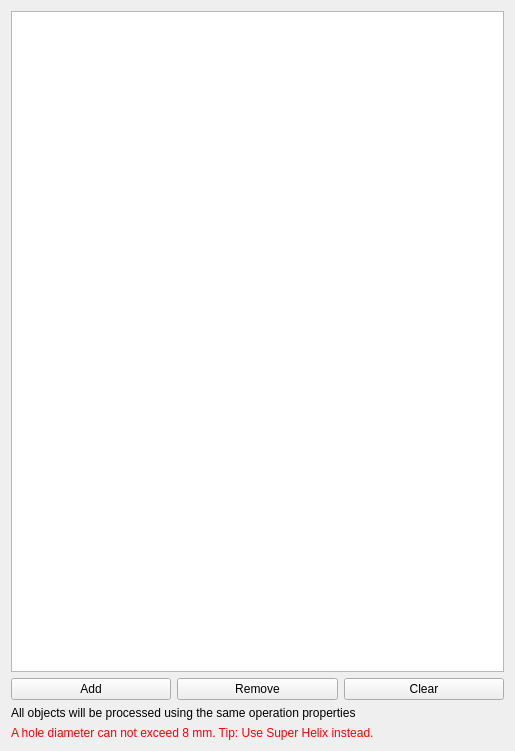
Old version of the form src/Mod/Path/Gui/Resources/panels/PageBaseGeometryEdit.ui in the repository Vaerks/SimpleCAM.
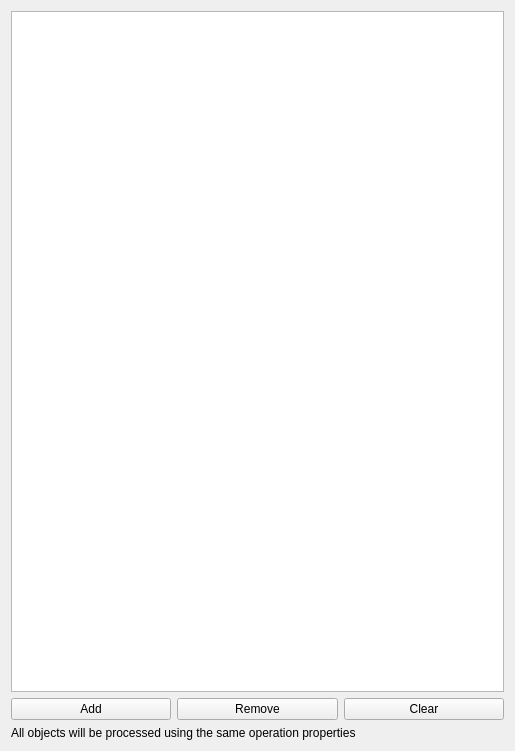
New version of the form.

```diff
--- a/src/Mod/Path/Gui/Resources/panels/PageBaseGeometryEdit.ui
+++ b/src/Mod/Path/Gui/Resources/panels/PageBaseGeometryEdit.ui
@@ -65,431 +65,6 @@
      </property>
     </widget>
    </item>
-   <item>
-    <widget class="QLabel" name="label_2">
-     <property name="palette">
-      <palette>
-       <active>
-        <colorrole role="WindowText">
-         <brush brushstyle="SolidPattern">
-          <color alpha="255">
-           <red>255</red>
-           <green>0</green>
-           <blue>0</blue>
-          </color>
-         </brush>
-        </colorrole>
-        <colorrole role="Button">
-         <brush brushstyle="SolidPattern">
-          <color alpha="255">
-           <red>255</red>
-           <green>0</green>
-           <blue>0</blue>
-          </color>
-         </brush>
-        </colorrole>
-        <colorrole role="Light">
-         <brush brushstyle="SolidPattern">
-          <color alpha="255">
-           <red>255</red>
-           <green>127</green>
-           <blue>127</blue>
-          </color>
-         </brush>
-        </colorrole>
-        <colorrole role="Midlight">
-         <brush brushstyle="SolidPattern">
-          <color alpha="255">
-           <red>255</red>
-           <green>63</green>
-           <blue>63</blue>
-          </color>
-         </brush>
-        </colorrole>
-        <colorrole role="Dark">
-         <brush brushstyle="SolidPattern">
-          <color alpha="255">
-           <red>127</red>
-           <green>0</green>
-           <blue>0</blue>
-          </color>
-         </brush>
-        </colorrole>
-        <colorrole role="Mid">
-         <brush brushstyle="SolidPattern">
-          <color alpha="255">
-           <red>170</red>
-           <green>0</green>
-           <blue>0</blue>
-          </color>
-         </brush>
-        </colorrole>
-        <colorrole role="Text">
-         <brush brushstyle="SolidPattern">
-          <color alpha="255">
-           <red>0</red>
-           <green>0</green>
-           <blue>0</blue>
-          </color>
-         </brush>
-        </colorrole>
-        <colorrole role="BrightText">
-         <brush brushstyle="SolidPattern">
-          <color alpha="255">
-           <red>255</red>
-           <green>255</green>
-           <blue>255</blue>
-          </color>
-         </brush>
-        </colorrole>
-        <colorrole role="ButtonText">
-         <brush brushstyle="SolidPattern">
-          <color alpha="255">
-           <red>0</red>
-           <green>0</green>
-           <blue>0</blue>
-          </color>
-         </brush>
-        </colorrole>
-        <colorrole role="Base">
-         <brush brushstyle="SolidPattern">
-          <color alpha="255">
-           <red>255</red>
-           <green>255</green>
-           <blue>255</blue>
-          </color>
-         </brush>
-        </colorrole>
-        <colorrole role="Window">
-         <brush brushstyle="SolidPattern">
-          <color alpha="255">
-           <red>255</red>
-           <green>0</green>
-           <blue>0</blue>
-          </color>
-         </brush>
-        </colorrole>
-        <colorrole role="Shadow">
-         <brush brushstyle="SolidPattern">
-          <color alpha="255">
-           <red>0</red>
-           <green>0</green>
-           <blue>0</blue>
-          </color>
-         </brush>
-        </colorrole>
-        <colorrole role="AlternateBase">
-         <brush brushstyle="SolidPattern">
-          <color alpha="255">
-           <red>255</red>
-           <green>127</green>
-           <blue>127</blue>
-          </color>
-         </brush>
-        </colorrole>
-        <colorrole role="ToolTipBase">
-         <brush brushstyle="SolidPattern">
-          <color alpha="255">
-           <red>255</red>
-           <green>255</green>
-           <blue>220</blue>
-          </color>
-         </brush>
-        </colorrole>
-        <colorrole role="ToolTipText">
-         <brush brushstyle="SolidPattern">
-          <color alpha="255">
-           <red>0</red>
-           <green>0</green>
-           <blue>0</blue>
-          </color>
-         </brush>
-        </colorrole>
-       </active>
-       <inactive>
-        <colorrole role="WindowText">
-         <brush brushstyle="SolidPattern">
-          <color alpha="255">
-           <red>255</red>
-           <green>0</green>
-           <blue>0</blue>
-          </color>
-         </brush>
-        </colorrole>
-        <colorrole role="Button">
-         <brush brushstyle="SolidPattern">
-          <color alpha="255">
-           <red>255</red>
-           <green>0</green>
-           <blue>0</blue>
-          </color>
-         </brush>
-        </colorrole>
-        <colorrole role="Light">
-         <brush brushstyle="SolidPattern">
-          <color alpha="255">
-           <red>255</red>
-           <green>127</green>
-           <blue>127</blue>
-          </color>
-         </brush>
-        </colorrole>
-        <colorrole role="Midlight">
-         <brush brushstyle="SolidPattern">
-          <color alpha="255">
-           <red>255</red>
-           <green>63</green>
-           <blue>63</blue>
-          </color>
-         </brush>
-        </colorrole>
-        <colorrole role="Dark">
-         <brush brushstyle="SolidPattern">
-          <color alpha="255">
-           <red>127</red>
-           <green>0</green>
-           <blue>0</blue>
-          </color>
-         </brush>
-        </colorrole>
-        <colorrole role="Mid">
-         <brush brushstyle="SolidPattern">
-          <color alpha="255">
-           <red>170</red>
-           <green>0</green>
-           <blue>0</blue>
-          </color>
-         </brush>
-        </colorrole>
-        <colorrole role="Text">
-         <brush brushstyle="SolidPattern">
-          <color alpha="255">
-           <red>0</red>
-           <green>0</green>
-           <blue>0</blue>
-          </color>
-         </brush>
-        </colorrole>
-        <colorrole role="BrightText">
-         <brush brushstyle="SolidPattern">
-          <color alpha="255">
-           <red>255</red>
-           <green>255</green>
-           <blue>255</blue>
-          </color>
-         </brush>
-        </colorrole>
-        <colorrole role="ButtonText">
-         <brush brushstyle="SolidPattern">
-          <color alpha="255">
-           <red>0</red>
-           <green>0</green>
-           <blue>0</blue>
-          </color>
-         </brush>
-        </colorrole>
-        <colorrole role="Base">
-         <brush brushstyle="SolidPattern">
-          <color alpha="255">
-           <red>255</red>
-           <green>255</green>
-           <blue>255</blue>
-          </color>
-         </brush>
-        </colorrole>
-        <colorrole role="Window">
-         <brush brushstyle="SolidPattern">
-          <color alpha="255">
-           <red>255</red>
-           <green>0</green>
-           <blue>0</blue>
-          </color>
-         </brush>
-        </colorrole>
-        <colorrole role="Shadow">
-         <brush brushstyle="SolidPattern">
-          <color alpha="255">
-           <red>0</red>
-           <green>0</green>
-           <blue>0</blue>
-          </color>
-         </brush>
-        </colorrole>
-        <colorrole role="AlternateBase">
-         <brush brushstyle="SolidPattern">
-          <color alpha="255">
-           <red>255</red>
-           <green>127</green>
-           <blue>127</blue>
-          </color>
-         </brush>
-        </colorrole>
-        <colorrole role="ToolTipBase">
-         <brush brushstyle="SolidPattern">
-          <color alpha="255">
-           <red>255</red>
-           <green>255</green>
-           <blue>220</blue>
-          </color>
-         </brush>
-        </colorrole>
-        <colorrole role="ToolTipText">
-         <brush brushstyle="SolidPattern">
-          <color alpha="255">
-           <red>0</red>
-           <green>0</green>
-           <blue>0</blue>
-          </color>
-         </brush>
-        </colorrole>
-       </inactive>
-       <disabled>
-        <colorrole role="WindowText">
-         <brush brushstyle="SolidPattern">
-          <color alpha="255">
-           <red>127</red>
-           <green>0</green>
-           <blue>0</blue>
-          </color>
-         </brush>
-        </colorrole>
-        <colorrole role="Button">
-         <brush brushstyle="SolidPattern">
-          <color alpha="255">
-           <red>255</red>
-           <green>0</green>
-           <blue>0</blue>
-          </color>
-         </brush>
-        </colorrole>
-        <colorrole role="Light">
-         <brush brushstyle="SolidPattern">
-          <color alpha="255">
-           <red>255</red>
-           <green>127</green>
-           <blue>127</blue>
-          </color>
-         </brush>
-        </colorrole>
-        <colorrole role="Midlight">
-         <brush brushstyle="SolidPattern">
-          <color alpha="255">
-           <red>255</red>
-           <green>63</green>
-           <blue>63</blue>
-          </color>
-         </brush>
-        </colorrole>
-        <colorrole role="Dark">
-         <brush brushstyle="SolidPattern">
-          <color alpha="255">
-           <red>127</red>
-           <green>0</green>
-           <blue>0</blue>
-          </color>
-         </brush>
-        </colorrole>
-        <colorrole role="Mid">
-         <brush brushstyle="SolidPattern">
-          <color alpha="255">
-           <red>170</red>
-           <green>0</green>
-           <blue>0</blue>
-          </color>
-         </brush>
-        </colorrole>
-        <colorrole role="Text">
-         <brush brushstyle="SolidPattern">
-          <color alpha="255">
-           <red>127</red>
-           <green>0</green>
-           <blue>0</blue>
-          </color>
-         </brush>
-        </colorrole>
-        <colorrole role="BrightText">
-         <brush brushstyle="SolidPattern">
-          <color alpha="255">
-           <red>255</red>
-           <green>255</green>
-           <blue>255</blue>
-          </color>
-         </brush>
-        </colorrole>
-        <colorrole role="ButtonText">
-         <brush brushstyle="SolidPattern">
-          <color alpha="255">
-           <red>127</red>
-           <green>0</green>
-           <blue>0</blue>
-          </color>
-         </brush>
-        </colorrole>
-        <colorrole role="Base">
-         <brush brushstyle="SolidPattern">
-          <color alpha="255">
-           <red>255</red>
-           <green>0</green>
-           <blue>0</blue>
-          </color>
-         </brush>
-        </colorrole>
-        <colorrole role="Window">
-         <brush brushstyle="SolidPattern">
-          <color alpha="255">
-           <red>255</red>
-           <green>0</green>
-           <blue>0</blue>
-          </color>
-         </brush>
-        </colorrole>
-        <colorrole role="Shadow">
-         <brush brushstyle="SolidPattern">
-          <color alpha="255">
-           <red>0</red>
-           <green>0</green>
-           <blue>0</blue>
-          </color>
-         </brush>
-        </colorrole>
-        <colorrole role="AlternateBase">
-         <brush brushstyle="SolidPattern">
-          <color alpha="255">
-           <red>255</red>
-           <green>0</green>
-           <blue>0</blue>
-          </color>
-         </brush>
-        </colorrole>
-        <colorrole role="ToolTipBase">
-         <brush brushstyle="SolidPattern">
-          <color alpha="255">
-           <red>255</red>
-           <green>255</green>
-           <blue>220</blue>
-          </color>
-         </brush>
-        </colorrole>
-        <colorrole role="ToolTipText">
-         <brush brushstyle="SolidPattern">
-          <color alpha="255">
-           <red>0</red>
-           <green>0</green>
-           <blue>0</blue>
-          </color>
-         </brush>
-        </colorrole>
-       </disabled>
-      </palette>
-     </property>
-     <property name="text">
-      <string>A hole diameter can not exceed 8 mm. Tip: Use Super Helix instead.</string>
-     </property>
-     <property name="wordWrap">
-      <bool>true</bool>
-     </property>
-    </widget>
-   </item>
   </layout>
  </widget>
  <tabstops>
```
